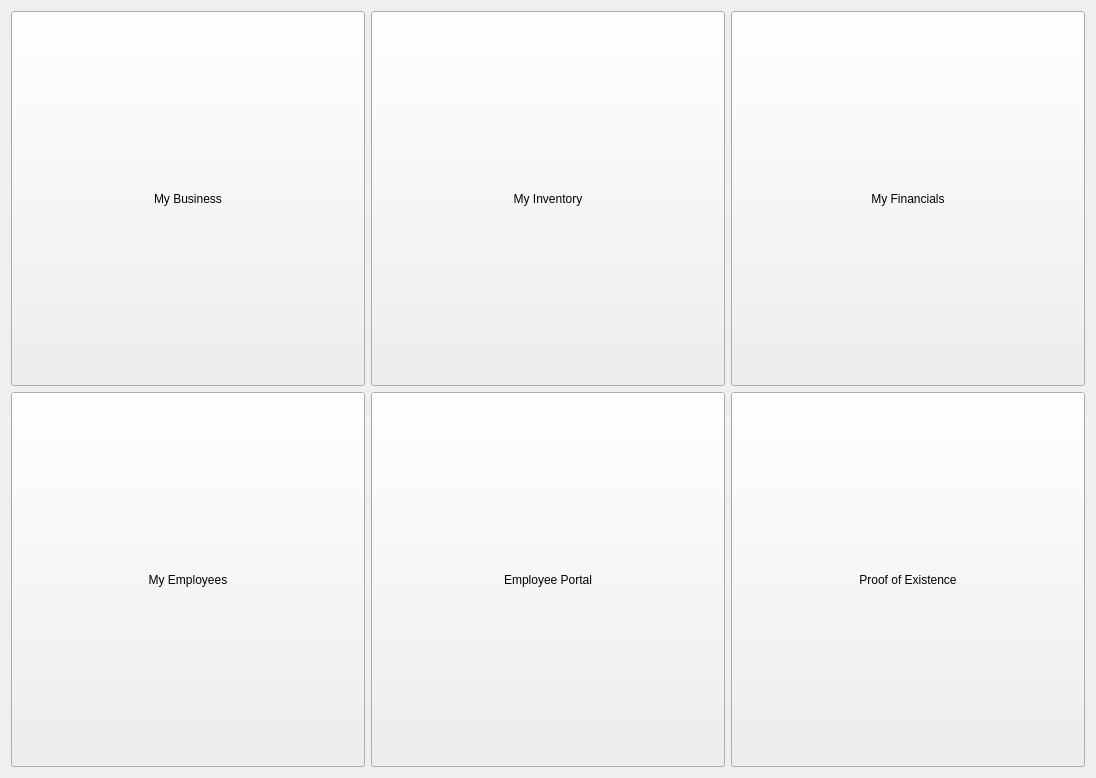
The window that src/qt/forms/syndicate.ui (SyndicateLabs/SyndicateQT) describes before a commit, drawn with Qt 5.
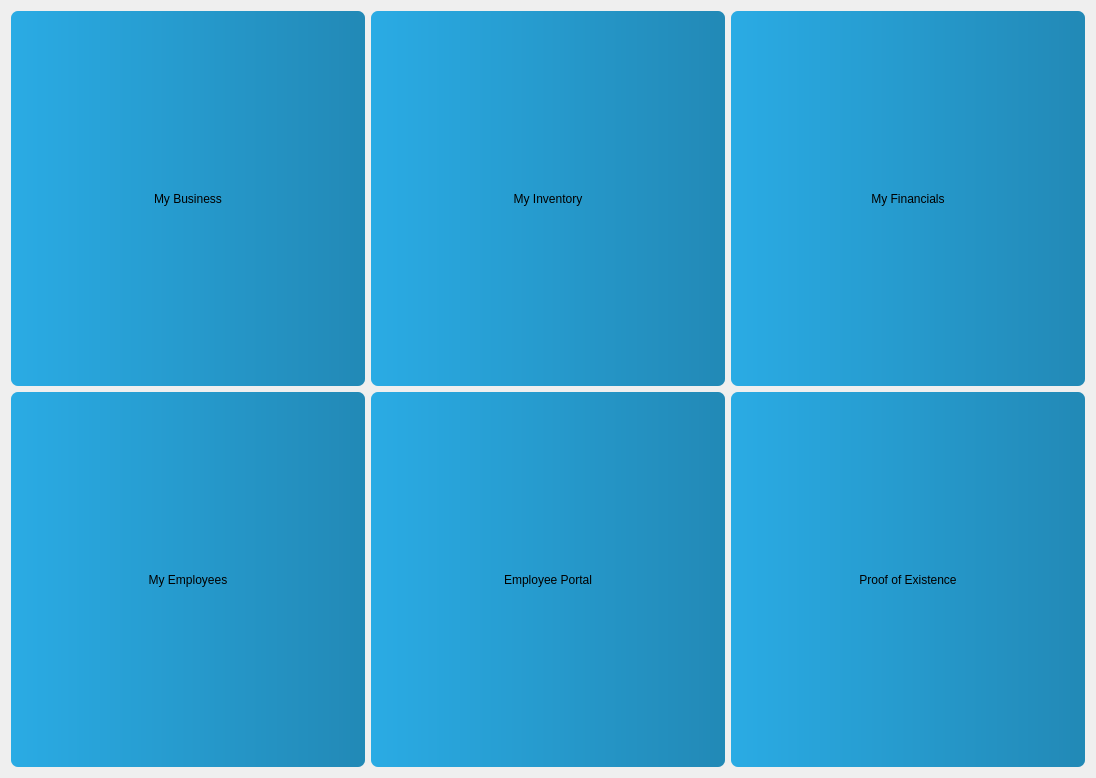
The same window after the commit.

```diff
--- a/src/qt/forms/syndicate.ui
+++ b/src/qt/forms/syndicate.ui
@@ -22,6 +22,9 @@
        <height>375</height>
       </size>
      </property>
+     <property name="styleSheet">
+      <string notr="true">background: QLinearGradient(x1: 0, y1: 0, x2: 1, y2: 0, stop: 0 #2AABE4, stop: 1 #2289B6); border-radius: 7px; margin: 0px;</string>
+     </property>
      <property name="text">
       <string>My Business</string>
      </property>
@@ -35,6 +38,9 @@
        <height>375</height>
       </size>
      </property>
+     <property name="styleSheet">
+      <string notr="true">background: QLinearGradient(x1: 0, y1: 0, x2: 1, y2: 0, stop: 0 #2AABE4, stop: 1 #2289B6); border-radius: 7px; margin: 0px;</string>
+     </property>
      <property name="text">
       <string>My Inventory</string>
      </property>
@@ -48,6 +54,9 @@
        <height>375</height>
       </size>
      </property>
+     <property name="styleSheet">
+      <string notr="true">background: QLinearGradient(x1: 0, y1: 0, x2: 1, y2: 0, stop: 0 #2AABE4, stop: 1 #2289B6); border-radius: 7px; margin: 0px;</string>
+     </property>
      <property name="text">
       <string>My Financials</string>
      </property>
@@ -61,6 +70,9 @@
        <height>375</height>
       </size>
      </property>
+     <property name="styleSheet">
+      <string notr="true">background: QLinearGradient(x1: 0, y1: 0, x2: 1, y2: 0, stop: 0 #2AABE4, stop: 1 #2289B6); border-radius: 7px; margin: 0px;</string>
+     </property>
      <property name="text">
       <string>My Employees</string>
      </property>
@@ -74,6 +86,9 @@
        <height>375</height>
       </size>
      </property>
+     <property name="styleSheet">
+      <string notr="true">background: QLinearGradient(x1: 0, y1: 0, x2: 1, y2: 0, stop: 0 #2AABE4, stop: 1 #2289B6); border-radius: 7px; margin: 0px;</string>
+     </property>
      <property name="text">
       <string>Employee Portal</string>
      </property>
@@ -87,6 +102,9 @@
        <height>375</height>
       </size>
      </property>
+     <property name="styleSheet">
+      <string notr="true">background: QLinearGradient(x1: 0, y1: 0, x2: 1, y2: 0, stop: 0 #2AABE4, stop: 1 #2289B6); border-radius: 7px; margin: 0px;</string>
+     </property>
      <property name="text">
       <string>Proof of Existence</string>
      </property>
```
